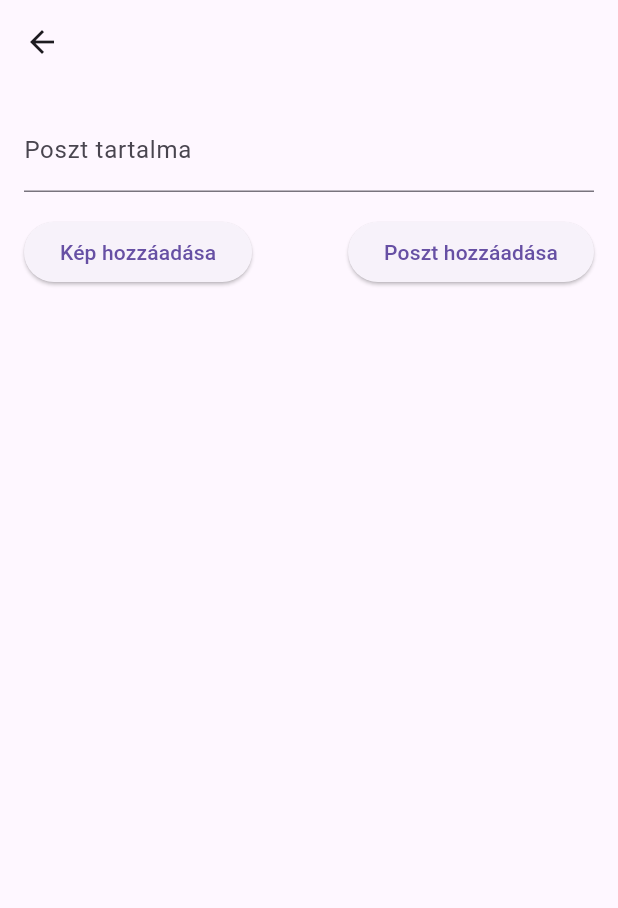
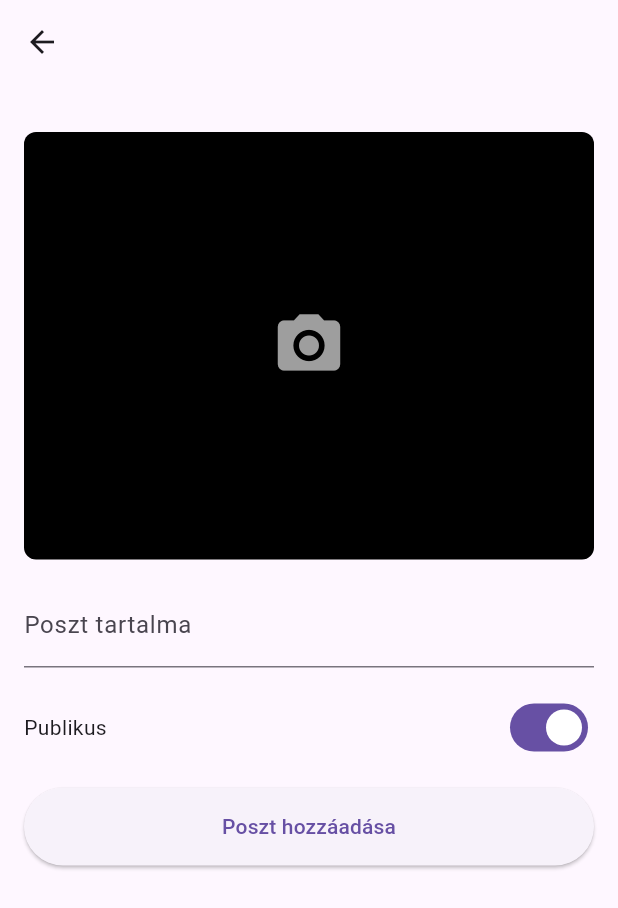
Before and after one commit to botonyy/beermate_2, a Flutter app: the AddNewPostScreen screen opened directly with empty values, on a phone screen of 412 x 824 dp. Shown: the top 908 px of the screen. Run offline on Flutter 3.47's test engine with Material 3 defaults, Android fonts, the phone set to English and light mode, and no system bars; our stand-ins replace camera, cloud_firestore, firebase_auth, firebase_core, firebase_storage, google_sign_in and 2 more; missing offline and left inert: firebase_app_check; accounts and stored records are empty.

```diff
--- a/lib/screens/add_post_screen.dart
+++ b/lib/screens/add_post_screen.dart
@@ -21,14 +21,14 @@ class _AddNewPostScreenState extends State<AddNewPostScreen> {
   final ImagePicker _picker = ImagePicker();
   String? _imagePath;
   bool _isLoading = false;
+  bool _isPublic = true; // Alapértelmezett: publikus
 
   Future<void> _openSystemCamera() async {
     try {
-      // A gyári kamera megnyitása és kép készítése
       final XFile? image = await _picker.pickImage(
         source: ImageSource.camera,
-        maxWidth: 1024, // Beállított max szélesség
-        maxHeight: 768, // Beállított max magasság (4:3 képarány)
+        maxWidth: 1024,
+        maxHeight: 768,
       );
 
       if (image != null) {
@@ -158,52 +158,84 @@ class _AddNewPostScreenState extends State<AddNewPostScreen> {
   }
 }
 
-
-
 @override
 Widget build(BuildContext context) {
   return Scaffold(
     appBar: AppBar(),
-      body: Column(
+    body: SingleChildScrollView( // Görgethetőség biztosítása
+      child: Padding(
+        padding: const EdgeInsets.all(16.0),
+        child: Column(
+          crossAxisAlignment: CrossAxisAlignment.stretch,
           children: [
-          if (_imagePath != null)
-            Expanded(
+            const SizedBox(height: 16),
+            GestureDetector(
+              onTap: _openSystemCamera,
+              child: AspectRatio(
+                aspectRatio: 4 / 3, // 4:3 képarány
+                child: Container(
+                  decoration: BoxDecoration(
+                    color: Colors.black,
+                    borderRadius: BorderRadius.circular(8.0),
+                  ),
+                  child: _imagePath != null
+                      ? ClipRRect(
+                          borderRadius: BorderRadius.circular(8.0),
+                          child: FittedBox(
+                            fit: BoxFit.contain,
                             child: Image.file(
                               File(_imagePath!),
-                fit: BoxFit.contain, // Teljes kép megjelenítése
                             ),
                           ),
-          Padding(
-            padding: const EdgeInsets.all(16.0),
-            child: Column(
-              children: [
+                        )
+                      : const Center(
+                          child: Icon(
+                            Icons.camera_alt,
+                            size: 50,
+                            color: Colors.grey,
+                          ),
+                        ),
+                ),
+              ),
+            ),
+            const SizedBox(height: 16),
             TextField(
               controller: _postContentController,
               decoration: const InputDecoration(
                 labelText: "Poszt tartalma",
               ),
+              maxLines: null, // Több soros szöveg támogatása
             ),
             const SizedBox(height: 16),
-                if (_isLoading)
-                  const CircularProgressIndicator(),
-                if (!_isLoading)
             Row(
               mainAxisAlignment: MainAxisAlignment.spaceBetween,
               children: [
-                      ElevatedButton(
-                        onPressed: _openSystemCamera,
-                        child: const Text("Kép hozzáadása"),
-                      ),
-                      ElevatedButton(
-                        onPressed: _addPost,
-                        child: const Text("Poszt hozzáadása"),
+                const Text("Publikus"),
+                Switch(
+                  value: _isPublic,
+                  onChanged: (bool value) {
+                    setState(() {
+                      _isPublic = value;
+                    });
+                  },
                 ),
               ],
+            ),
+            const SizedBox(height: 16),
+            ElevatedButton(
+              onPressed: _isLoading ? null : _addPost,
+              style: ElevatedButton.styleFrom(
+                padding: const EdgeInsets.symmetric(vertical: 16.0),
+              ),
+              child: _isLoading
+                  ? const CircularProgressIndicator(
+                      valueColor: AlwaysStoppedAnimation<Color>(Colors.white),
+                    )
+                  : const Text("Poszt hozzáadása"),
             ),
           ],
         ),
       ),
-        ],
     ),
   );
 }
```
Also changed, not shown: lib/screens/home_screen.dart (+46 -3 lines), lib/screens/profile_screen.dart (+23 -0 lines). Lines whose indentation alone changed are shown as unchanged.
